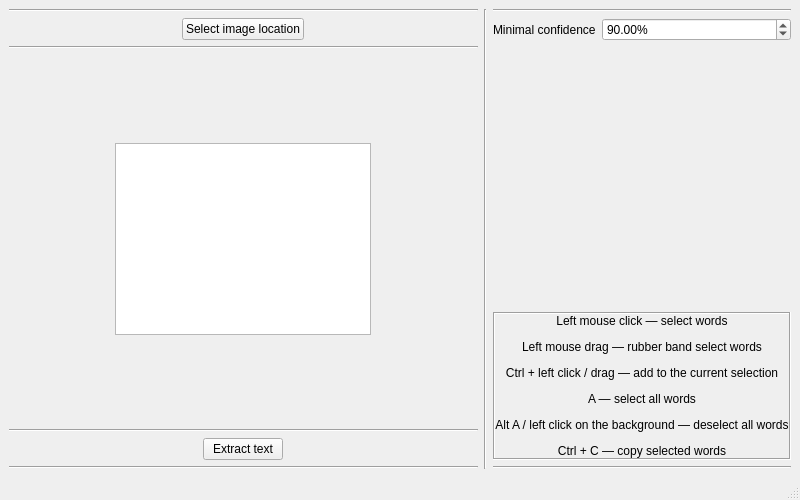
ElijahGgnore/Qtract, file QtractWindow.ui: the form before one commit.
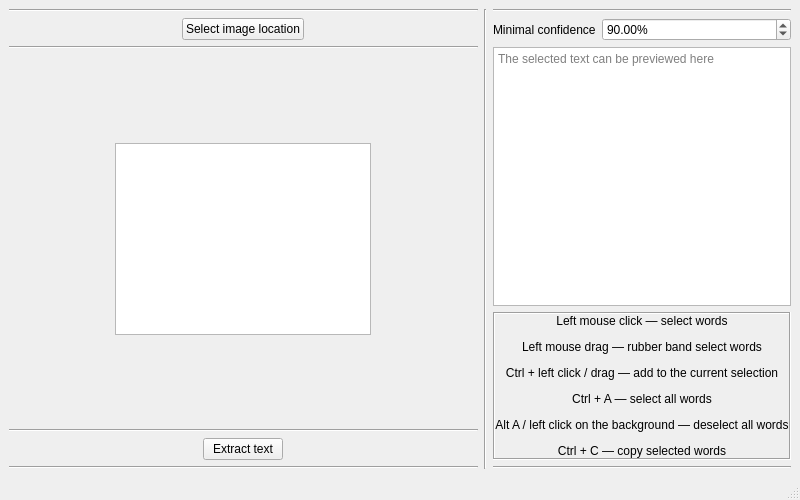
The form after the commit. Custom widgets are drawn as their Qt base class.

Commit message: Implemented selected text preview. Made some slight adjustments to the OCRGraphicsView widget: Added comments and a TODO; Changed the shortcut for selecting all words to Ctrl + A; made a separate method for retrieving the selected words formatted according to the tesseract line and word prediction

Diff of the .ui file:
```diff
--- a/QtractWindow.ui
+++ b/QtractWindow.ui
@@ -149,17 +149,11 @@
        </layout>
       </item>
       <item>
-       <spacer name="verticalSpacer">
-        <property name="orientation">
-         <enum>Qt::Vertical</enum>
+       <widget class="QTextBrowser" name="ocr_text_preview">
+        <property name="placeholderText">
+         <string>The selected text can be previewed here</string>
         </property>
-        <property name="sizeHint" stdset="0">
-         <size>
-          <width>20</width>
-          <height>40</height>
-         </size>
-        </property>
-       </spacer>
+       </widget>
       </item>
       <item>
        <widget class="QLabel" name="label_2">
@@ -170,7 +164,7 @@
          <enum>QFrame::Sunken</enum>
         </property>
         <property name="text">
-         <string>&lt;html&gt;&lt;head/&gt;&lt;body&gt;&lt;p&gt;Left mouse click — select words&lt;/p&gt;&lt;p&gt;Left mouse drag — rubber band select words&lt;/p&gt;&lt;p&gt;Ctrl + left click / drag — add to the current selection&lt;/p&gt;&lt;p&gt;A — select all words&lt;/p&gt;&lt;p&gt;Alt A / left click on the background — deselect all words&lt;/p&gt;&lt;p&gt;Ctrl + C — copy selected words&lt;/p&gt;&lt;/body&gt;&lt;/html&gt;</string>
+         <string>&lt;html&gt;&lt;head/&gt;&lt;body&gt;&lt;p&gt;Left mouse click — select words&lt;/p&gt;&lt;p&gt;Left mouse drag — rubber band select words&lt;/p&gt;&lt;p&gt;Ctrl + left click / drag — add to the current selection&lt;/p&gt;&lt;p&gt;Ctrl + A — select all words&lt;/p&gt;&lt;p&gt;Alt A / left click on the background — deselect all words&lt;/p&gt;&lt;p&gt;Ctrl + C — copy selected words&lt;/p&gt;&lt;/body&gt;&lt;/html&gt;</string>
         </property>
         <property name="textFormat">
          <enum>Qt::AutoText</enum>
```
The commit also changes 3 other files.
